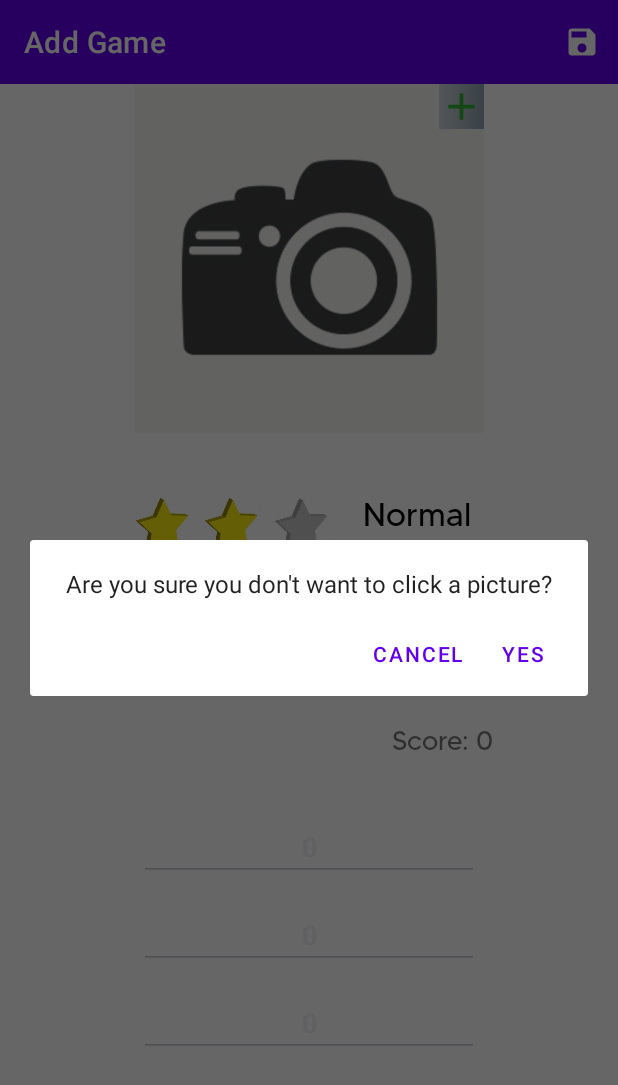
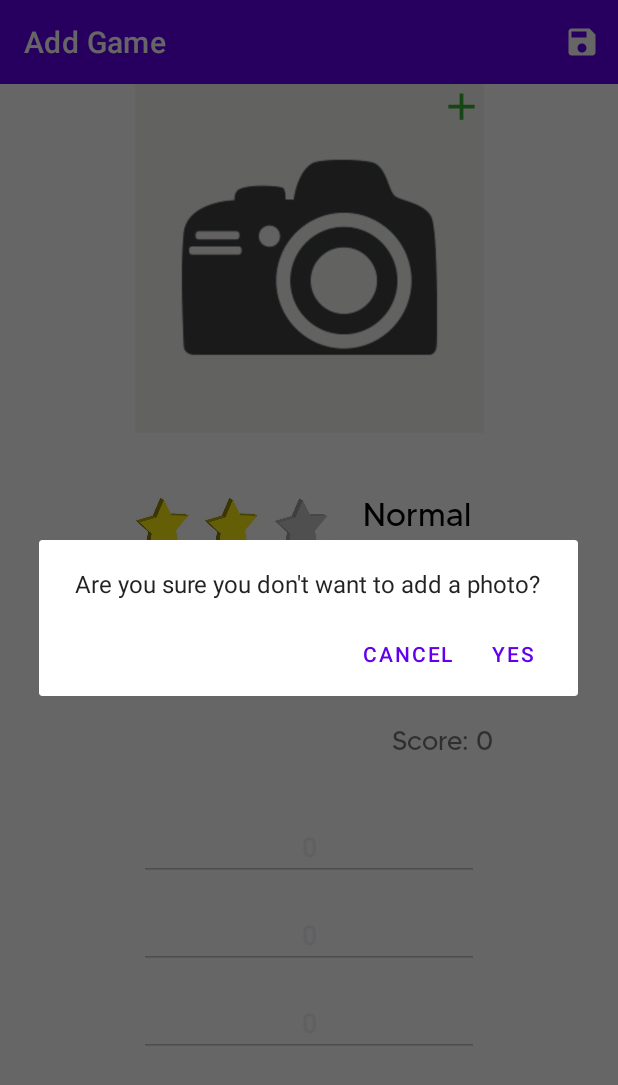
Before and after one commit to kza40/GameKeeper, an Android app: the AddGame screen opened directly, with no data from a screen before it, after a tap on "Save", on a phone screen of 412 x 824 dp. Shown: the top 1085 px of the screen. Run offline under Robolectric (Android 15) with nearby library versions, the phone set to English and light mode, and no system bars; 1 statement that could not run was skipped.

Commit message:
Refactored code in AddConfig, also updated strings.xml

```diff
--- a/app/src/main/java/ca/cmpt276/myapplication/AddGame.java
+++ b/app/src/main/java/ca/cmpt276/myapplication/AddGame.java
@@ -60,6 +60,9 @@ public class AddGame extends AppCompatActivity {
                 Bitmap takenImage = BitmapFactory.decodeFile(camera.photoFile.getAbsolutePath());
                 imageViewPicture.setImageBitmap(takenImage);
             }
+            {
+                camera.photoFileName= camera.photoFileName.substring(camera.photoFileName.indexOf("_")+1);
+            }
         }
     });
 
@@ -77,7 +80,7 @@ public class AddGame extends AppCompatActivity {
 
     @Override
     public boolean onCreateOptionsMenu(Menu menu) {
-        getMenuInflater().inflate(R.menu.add_game_menu, menu);
+        getMenuInflater().inflate(R.menu.add_x_menu, menu);
         return true;
     }
 
--- a/app/src/main/res/layout/activity_add_config.xml
+++ b/app/src/main/res/layout/activity_add_config.xml
@@ -112,7 +112,7 @@
         android:layout_height="wrap_content"
         android:fontFamily="@font/font_main"
         android:gravity="center"
-        android:text="What does your game look like? \nTap to take a photo!"
+        android:text="@string/add_config_photo_caption"
         android:textAppearance="@style/TextAppearance.AppCompat.Medium"
         app:layout_constrainedWidth="true"
         app:layout_constraintBottom_toTopOf="@+id/guidelineTopText"
--- a/app/src/main/res/layout/activity_add_game.xml
+++ b/app/src/main/res/layout/activity_add_game.xml
@@ -175,7 +175,6 @@
         android:id="@+id/icon_add"
         android:layout_width="30dp"
         android:layout_height="30dp"
-        android:background="@drawable/icon_background"
         app:layout_constraintEnd_toEndOf="@+id/imageViewSelfie"
         app:layout_constraintHorizontal_bias="1.0"
         app:layout_constraintStart_toStartOf="@+id/imageViewSelfie"
--- a/app/src/main/res/menu/add_game_menu.xml
+++ b/app/src/main/res/menu/add_x_menu.xml
@@ -2,7 +2,7 @@
     xmlns:app="http://schemas.android.com/apk/res-auto">
 
     <item
-        android:id="@+id/settings"
+        android:id="@+id/save"
         android:icon="@drawable/ic_baseline_save_24"
         android:title="@string/save"
         app:showAsAction="ifRoom"/>
--- a/app/src/main/res/values/strings.xml
+++ b/app/src/main/res/values/strings.xml
@@ -16,9 +16,9 @@
     <string name="add_game_title">Add Game</string>
     <string name="you_got">"You got "</string>
     <string name="exclamation">!</string>
-    <string name="addEmptyMsgforCamera">Can not click a picture. One or more fields are empty.</string>
+    <string name="addEmptyMsgforCamera">Can not take photo. One or more fields are empty.</string>
     <string name="addEmptyMsg">Could not save. One or more fields are empty.</string>
-    <string name="confirmDialogPicture">"Are you sure you don't want to click a picture?"</string>
+    <string name="confirmDialogPicture">"Are you sure you don't want to add a photo?"</string>
     <string name="yes">Yes</string>
     <string name="cancel">Cancel</string>
     <string name="configsEmptyStateMsg">Oh... seems like there arent any game configurations yet. Tap the + icon to add one!</string>
@@ -27,7 +27,7 @@
     <string name="total_players">Total Players</string>
     <string name="addConfigTitle">Add Configuration</string>
     <string name="editConfigTitle">"Edit "</string>
-    <string name="viewConfigsTitle">Game Configurations</string>
+    <string name="viewConfigsTitle">Configurations</string>
     <string name="players">" players"</string>
     <string name="poor_score_colon">"Poor Score: "</string>
     <string name="good_score_colon">"Good Score: "</string>
@@ -111,4 +111,7 @@
     <string name="you_were">"You were "</string>
     <string name="points_away_from">" points away from "</string>
     <string name="congratulations_message">Congratulations!</string>
+    <string name="add_config_photo_caption">What does your game look like? Tap the image to take a photo!</string>
+    <string name="config_photo_caption">\"Photo for \"</string>
+    <string name="camera_permission_msg">Camera permission required to use Camera.</string>
 </resources>
```
Also changed, not shown: app/src/main/java/ca/cmpt276/myapplication/AddConfig.java (+33 -29 lines).
